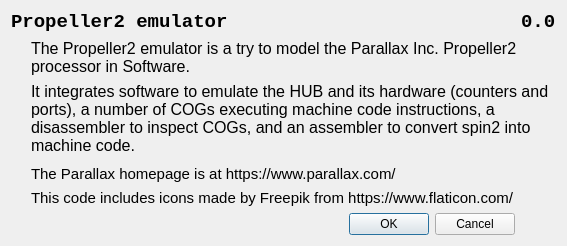
Above: dialogs/about.ui from pullmoll/p2emu before the change. Below: the same form after it.
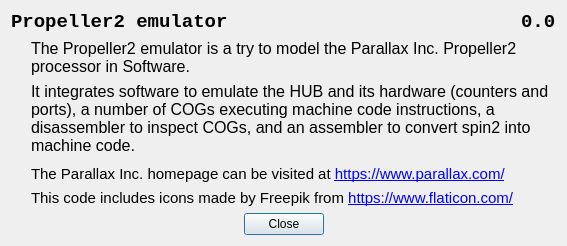
That is the form after the change. Icons and pictures are not drawn.

Commit message: WIP: Refactor MainWindow; try to fix P2Colors

Patch:
```diff
--- a/dialogs/about.ui
+++ b/dialogs/about.ui
@@ -6,7 +6,7 @@
    <rect>
     <x>0</x>
     <y>0</y>
-    <width>450</width>
+    <width>470</width>
     <height>246</height>
    </rect>
   </property>
@@ -22,7 +22,7 @@
       </font>
      </property>
      <property name="text">
-      <string>This code includes icons made by Freepik from https://www.flaticon.com/</string>
+      <string>This code includes icons made by Freepik from &lt;a href=&quot;https://www.flaticon.com/&quot; alt=&quot;www.flaticon.com&quot;&gt;https://www.flaticon.com/&lt;/a&gt;</string>
      </property>
      <property name="textFormat">
       <enum>Qt::AutoText</enum>
@@ -92,16 +92,6 @@
      </property>
     </widget>
    </item>
-   <item row="6" column="0">
-    <widget class="QDialogButtonBox" name="buttonBox">
-     <property name="orientation">
-      <enum>Qt::Horizontal</enum>
-     </property>
-     <property name="standardButtons">
-      <set>QDialogButtonBox::Cancel|QDialogButtonBox::Ok</set>
-     </property>
-    </widget>
-   </item>
    <item row="3" column="0">
     <spacer name="verticalSpacer">
      <property name="orientation">
@@ -138,10 +128,10 @@
       </font>
      </property>
      <property name="text">
-      <string>The Parallax homepage is at https://www.parallax.com/</string>
+      <string>&lt;html&gt;&lt;head/&gt;&lt;body&gt;&lt;p&gt;The Parallax Inc. homepage can be visited at &lt;a href=&quot;https://www.parallax.com/&quot;&gt;&lt;span style=&quot; text-decoration: underline; color:#0000ff;&quot;&gt;https://www.parallax.com/&lt;/span&gt;&lt;/a&gt;&lt;/p&gt;&lt;/body&gt;&lt;/html&gt;</string>
      </property>
      <property name="textFormat">
-      <enum>Qt::AutoText</enum>
+      <enum>Qt::RichText</enum>
      </property>
      <property name="indent">
       <number>20</number>
@@ -154,6 +144,19 @@
      </property>
     </widget>
    </item>
+   <item row="6" column="0" colspan="2">
+    <widget class="QDialogButtonBox" name="buttonBox">
+     <property name="orientation">
+      <enum>Qt::Horizontal</enum>
+     </property>
+     <property name="standardButtons">
+      <set>QDialogButtonBox::Close</set>
+     </property>
+     <property name="centerButtons">
+      <bool>true</bool>
+     </property>
+    </widget>
+   </item>
   </layout>
  </widget>
  <resources/>
```
Left out of the diff: 5 changed lines with no effect on the pictures. The commit also changes 22 other files.
